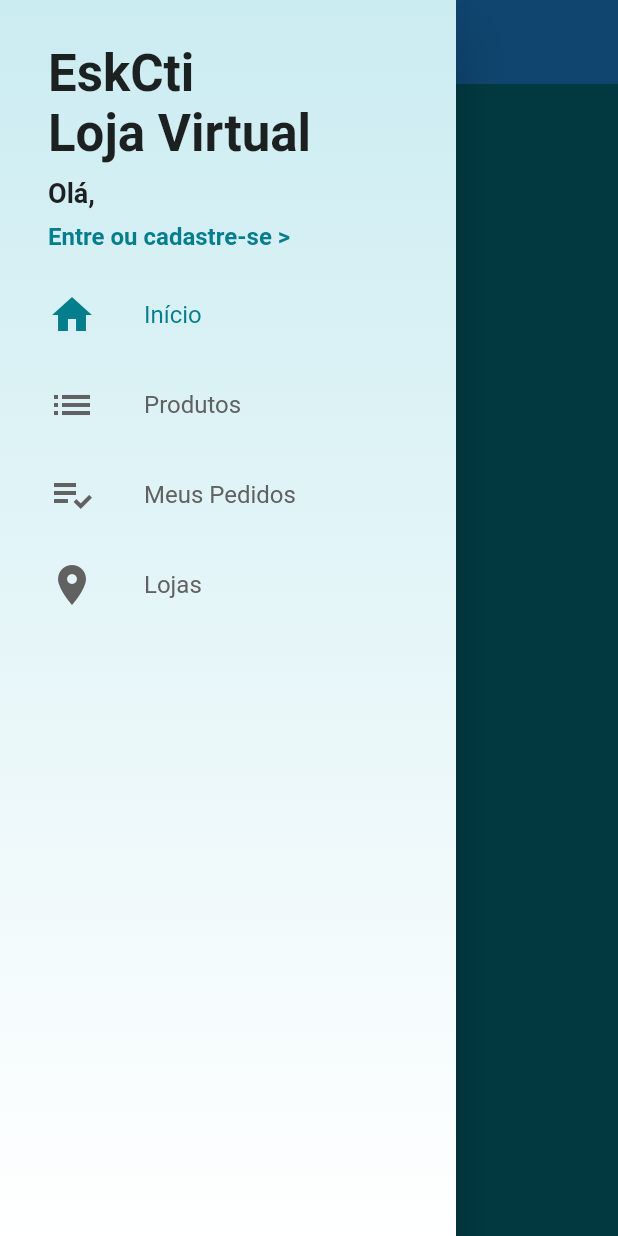
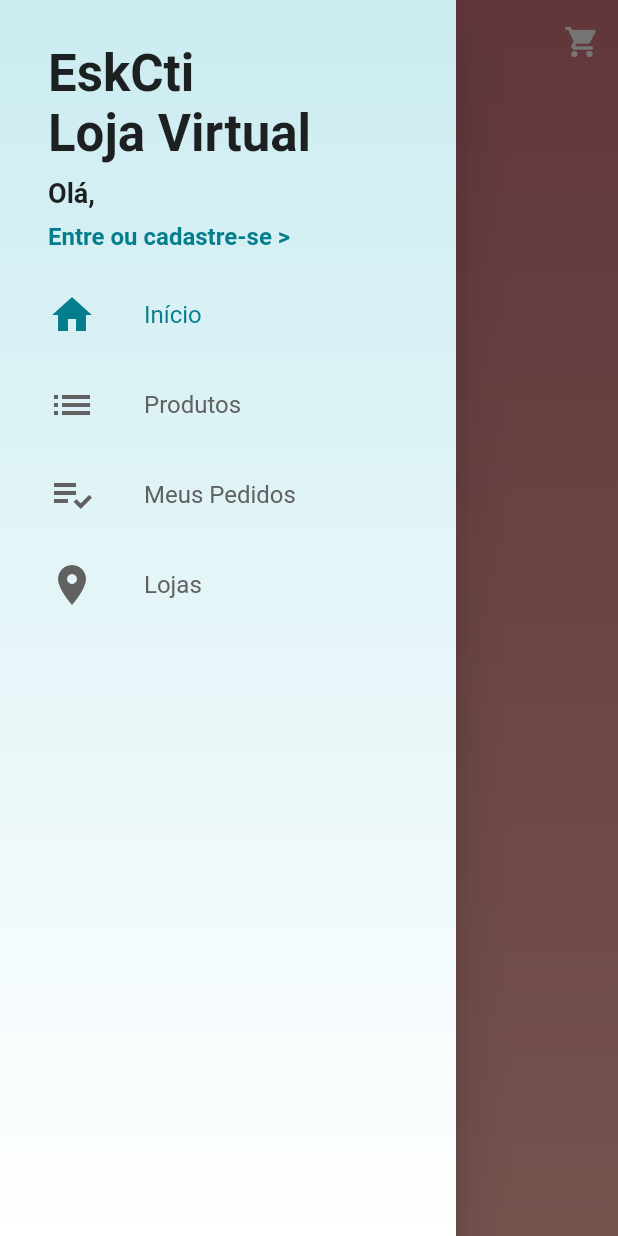
Before and after one commit to eskokado/loja_virtual_pro, a Flutter app: the screen it shows after launch, with the side drawer open, on a phone screen of 412 x 824 dp. Run offline on Flutter 3.47's test engine with Material 2 defaults, Android fonts, the phone set to English and light mode, and no system bars; our stand-ins replace carousel_slider, cloud_firestore, firebase_auth, firebase_core; accounts and stored records are empty.

Commit message:
feat: criando a barra flutuante

```diff
--- a/lib/screens/base/base_screen.dart
+++ b/lib/screens/base/base_screen.dart
@@ -3,6 +3,7 @@ import 'package:provider/provider.dart';
 
 import '../../common/custom_drawer/custom_drawer.dart';
 import '../../models/page_manager.dart';
+import '../home/home_screen.dart';
 import '../products/products_screen.dart';
 
 class BaseScreen extends StatelessWidget {
@@ -18,12 +19,7 @@ class BaseScreen extends StatelessWidget {
         controller: pageController,
         physics: const NeverScrollableScrollPhysics(),
         children: [
-          Scaffold(
-            drawer: CustomDrawer(),
-            appBar: AppBar(
-              title: const Text('Home'),
-            ),
-          ),
+          HomeScreen(),
           const ProductsScreen(),
           Scaffold(
             drawer: CustomDrawer(),
--- /dev/null
+++ b/lib/screens/home/home_screen.dart
@@ -0,0 +1,52 @@
+import 'package:flutter/material.dart';
+
+import '../../common/custom_drawer/custom_drawer.dart';
+
+class HomeScreen extends StatelessWidget {
+  const HomeScreen({Key? key}) : super(key: key);
+
+  @override
+  Widget build(BuildContext context) {
+    return Scaffold(
+      drawer: CustomDrawer(),
+      body: Stack(
+        children: <Widget>[
+          Container(
+            decoration: const BoxDecoration(
+                gradient: LinearGradient(colors: [
+              Color.fromARGB(255, 211, 118, 130),
+              Color.fromARGB(255, 253, 181, 168)
+            ], begin: Alignment.topCenter, end: Alignment.bottomCenter)),
+          ),
+          CustomScrollView(
+            slivers: <Widget>[
+              SliverAppBar(
+                snap: true,
+                floating: true,
+                elevation: 0,
+                backgroundColor: Colors.transparent,
+                flexibleSpace: const FlexibleSpaceBar(
+                  title: Text('Loja do EscCti'),
+                  centerTitle: true,
+                ),
+                actions: <Widget>[
+                  IconButton(
+                    icon: const Icon(Icons.shopping_cart),
+                    color: Colors.white,
+                    onPressed: () => Navigator.of(context).pushNamed('/cart'),
+                  ),
+                ],
+              ),
+              SliverToBoxAdapter(
+                child: Container(
+                  height: 2000,
+                  width: 200,
+                ),
+              )
+            ],
+          ),
+        ],
+      ),
+    );
+  }
+}
```
